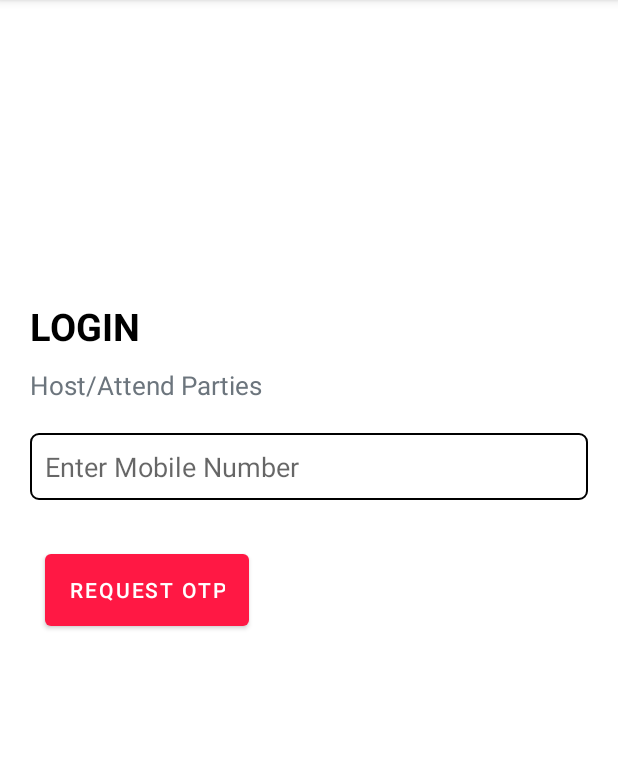
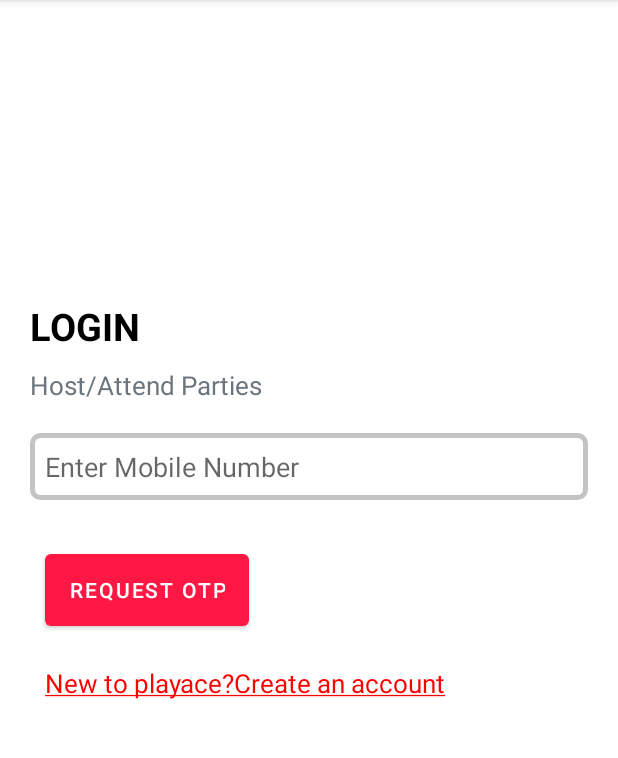
Before and after one commit to hasidmansoori/Demo, an Android app: the screen it shows after launch (MainActivity), on a phone screen of 412 x 824 dp, the part 84-842 px from its top. Run offline under Robolectric (Android 15) with nearby library versions, the phone set to English and light mode, and no system bars; our stand-ins replace Firebase (no records; nobody signed in at launch, a user with empty details on screens opened directly), data binding.

Commit message:
19-07-2021
New commit

```diff
--- a/app/build.gradle
+++ b/app/build.gradle
@@ -5,6 +5,9 @@ plugins {
 android {
     compileSdkVersion 30
     buildToolsVersion "30.0.3"
+    dataBinding {
+        enabled = true
+    }
 
     defaultConfig {
         applicationId "com.hasid.demo"
--- a/app/src/main/AndroidManifest.xml
+++ b/app/src/main/AndroidManifest.xml
@@ -12,7 +12,10 @@
         android:roundIcon="@mipmap/ic_launcher_round"
         android:supportsRtl="true"
         android:theme="@style/Theme.Demo">
-        <activity android:name=".MainActivity">
+        <activity android:name=".activity.Register">
+
+        </activity>
+        <activity android:name=".activity.MainActivity">
             <intent-filter>
                 <action android:name="android.intent.action.MAIN" />
 
--- a/app/src/main/java/com/hasid/demo/MainActivity.java
+++ b/app/src/main/java/com/hasid/demo/activity/MainActivity.java
@@ -1,10 +1,14 @@
-package com.hasid.demo;
+package com.hasid.demo.activity;
 
 import androidx.annotation.NonNull;
 import androidx.appcompat.app.AppCompatActivity;
+import androidx.databinding.DataBindingUtil;
 
 import android.app.Application;
+import android.content.Intent;
 import android.os.Bundle;
+import android.text.SpannableString;
+import android.text.style.UnderlineSpan;
 import android.util.Log;
 import android.view.View;
 import android.widget.Button;
@@ -24,6 +28,9 @@ import com.google.firebase.auth.FirebaseUser;
 import com.google.firebase.auth.PhoneAuthCredential;
 import com.google.firebase.auth.PhoneAuthOptions;
 import com.google.firebase.auth.PhoneAuthProvider;
+import com.hasid.demo.R;
+import com.hasid.demo.databinding.ActivityMainBinding;
+import com.hasid.demo.model.Login;
 
 import java.util.concurrent.TimeUnit;
 
@@ -32,16 +39,14 @@ public class MainActivity extends AppCompatActivity {
     private FirebaseAuth mAuth;
     private PhoneAuthProvider.OnVerificationStateChangedCallbacks mCallbacks;
     private String mVerificationId;
-    private EditText editMobileNumber,editOTP;
-    private Button btnOtp,btnVerify;
-    private RelativeLayout relativeRequestOTP,relativeVerify;
+    private Login login;
+    ActivityMainBinding binding;
 
     @Override
     protected void onCreate(Bundle savedInstanceState) {
         super.onCreate(savedInstanceState);
-        setContentView(R.layout.activity_main);
-
-        bind();
+        binding = DataBindingUtil.setContentView(this, R.layout.activity_main);
+        login=new Login();
         mAuth = FirebaseAuth.getInstance();
         mCallbacks = new PhoneAuthProvider.OnVerificationStateChangedCallbacks() {
 
@@ -80,34 +85,37 @@ public class MainActivity extends AppCompatActivity {
                 // now need to ask the user to enter the code and then construct a credential
                 // by combining the code with a verification ID.
                 Log.d(TAG, "onCodeSent:" + verificationId);
-                relativeRequestOTP.setVisibility(View.INVISIBLE);
-                relativeVerify.setVisibility(View.VISIBLE);
+                binding.relativeRequestOTP.setVisibility(View.INVISIBLE);
+                binding.relativeVerify.setVisibility(View.VISIBLE);
                 // Save verification ID and resending token so we can use them later
                 mVerificationId = verificationId;
             }
         };
-        btnOtp.setOnClickListener(new View.OnClickListener() {
+        SpannableString content = new SpannableString(binding.textRegister.getText().toString());
+        content.setSpan(new UnderlineSpan(), 0, content.length(), 0);
+        binding.textRegister.setText(content);
+        binding.btnOtp.setOnClickListener(new View.OnClickListener() {
             @Override
             public void onClick(View v) {
-                startPhoneNumberVerification(editMobileNumber.getText().toString());
+                startPhoneNumberVerification(binding.editMobileNumber.getText().toString());
             }
         });
-        btnVerify.setOnClickListener(new View.OnClickListener() {
+        binding.btnVerify.setOnClickListener(new View.OnClickListener() {
             @Override
             public void onClick(View v) {
-                verifyPhoneNumberWithCode(editOTP.getText().toString());
+                verifyPhoneNumberWithCode(binding.editOTP.getText().toString());
+            }
+        });
+        binding.textRegister.setOnClickListener(new View.OnClickListener() {
+            @Override
+            public void onClick(View v) {
+                Intent i = new Intent(MainActivity.this,Register.class);
+                startActivity(i);
             }
         });
     }
 
-    private void bind() {
-        editMobileNumber=findViewById(R.id.editMobileNumber);
-        relativeRequestOTP=findViewById(R.id.relativeRequestOTP);
-        relativeVerify=findViewById(R.id.relativeVerify);
-        editOTP=findViewById(R.id.editOTP);
-        btnVerify=findViewById(R.id.btnVerify);
-        btnOtp=findViewById(R.id.btnOtp);
-    }
+
 
     private void startPhoneNumberVerification(String phoneNumber) {
         phoneNumber="+91"+phoneNumber;
@@ -138,9 +146,9 @@ public class MainActivity extends AppCompatActivity {
                             Log.d(TAG, "signInWithCredential:success");
 
                             FirebaseUser user = task.getResult().getUser();
-                            editMobileNumber.setText("");
-                            relativeVerify.setVisibility(View.INVISIBLE);
-                            relativeRequestOTP.setVisibility(View.VISIBLE);
+                            binding.editMobileNumber.setText("");
+                            binding.relativeVerify.setVisibility(View.INVISIBLE);
+                            binding.relativeRequestOTP.setVisibility(View.VISIBLE);
                             Toast.makeText(getApplicationContext(),"Verification Succesfull",Toast.LENGTH_LONG).show();
                             // Update UI
                         } else {
--- a/app/src/main/res/drawable/background.xml
+++ b/app/src/main/res/drawable/background.xml
@@ -5,6 +5,6 @@
     <corners android:radius="5dp" />
     <solid android:color="@android:color/white" />
     <stroke
-        android:width="1dip"
-        android:color="#000" />
+        android:width="3dip"
+        android:color="#c3c3c3" />
 </shape>
--- a/app/src/main/res/layout/activity_main.xml
+++ b/app/src/main/res/layout/activity_main.xml
@@ -1,10 +1,21 @@
 <?xml version="1.0" encoding="utf-8"?>
-<androidx.constraintlayout.widget.ConstraintLayout xmlns:android="http://schemas.android.com/apk/res/android"
+<layout xmlns:android="http://schemas.android.com/apk/res/android">
+
+    <data>
+
+        <import type="com.hasid.demo.model.Login"/>
+
+        <variable
+            name="login"
+            type="com.hasid.demo.model.Login"/>
+    </data>
+<androidx.constraintlayout.widget.ConstraintLayout
     xmlns:app="http://schemas.android.com/apk/res-auto"
     xmlns:tools="http://schemas.android.com/tools"
     android:layout_width="match_parent"
-    android:layout_height="match_parent"
-    tools:context=".MainActivity">
+    android:background="#fff"
+    android:layout_height="match_parent">
+
 
 
     <TextView
@@ -89,6 +100,19 @@
             android:layout_marginTop="10dp"
             android:text="Verify OTP"
             android:layout_marginLeft="30dp"/>
+
     </RelativeLayout>
+    <TextView
+        android:id="@+id/textRegister"
+        android:layout_width="wrap_content"
+        android:layout_height="wrap_content"
+        android:text="New to playace?Create an account"
+        android:textSize="17sp"
+        android:textColor="#ff0000"
+        app:layout_constraintTop_toBottomOf="@id/relativeRequestOTP"
+        app:layout_constraintLeft_toLeftOf="parent"
+        android:layout_marginLeft="30dp"
+        android:layout_marginTop="20dp"/>
 
 </androidx.constraintlayout.widget.ConstraintLayout>
+</layout>
```
Also changed, not shown: app/src/main/java/com/hasid/demo/activity/Register.java (added, +34 -0 lines), app/src/main/java/com/hasid/demo/model/Login.java (added, +60 -0 lines), app/src/main/res/drawable/ic_baseline_add_location_24.xml (added, +10 -0 lines), app/src/main/res/layout/activity_register.xml (added, +149 -0 lines), app/src/main/res/values/strings.xml (+13 -0 lines). Lines whose indentation alone changed are shown as unchanged.
